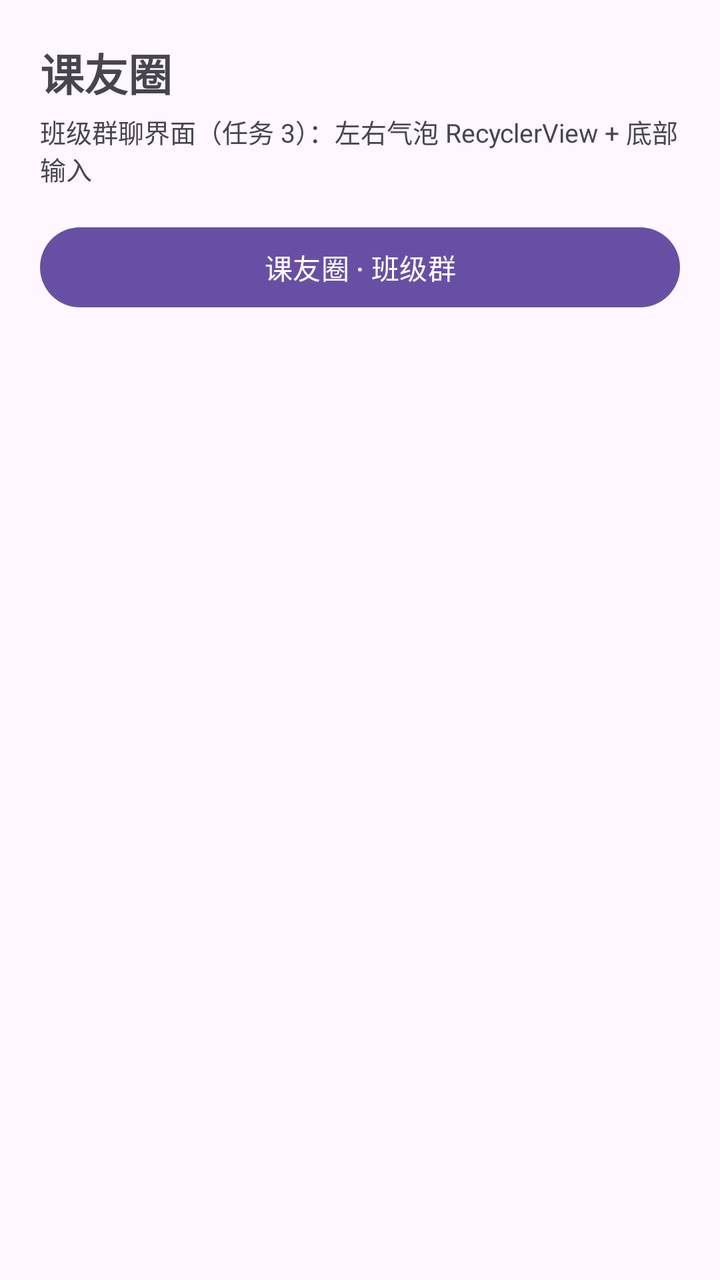
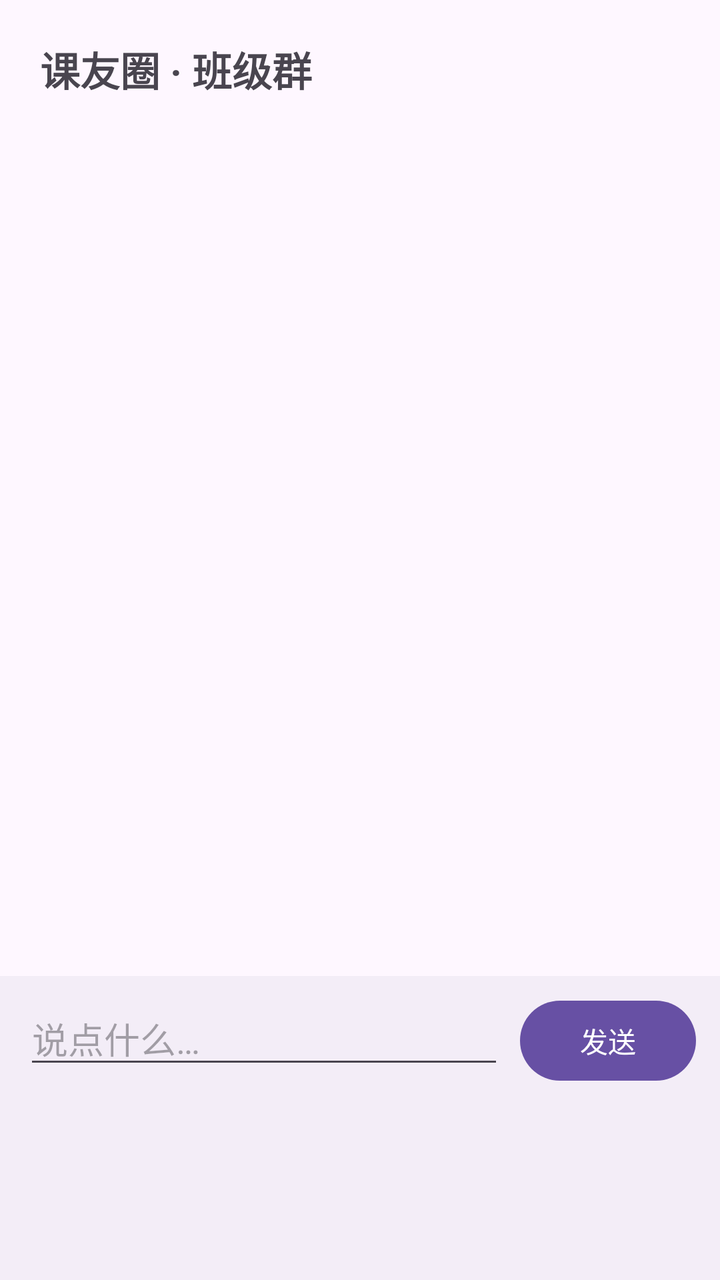

Two renders of the same Android screen: before a commit and after it. Below are the layout's source before the change and the commit's diff.
<!-- AndroidManifest.xml: application theme Theme.Keyou -->
<!-- res/layout/page_chat.xml -->
<?xml version="1.0" encoding="utf-8"?>
<ScrollView xmlns:android="http://schemas.android.com/apk/res/android"
    android:layout_width="match_parent"
    android:layout_height="match_parent"
    android:padding="20dp"
    android:paddingBottom="104dp"
    android:fillViewport="true">

    <LinearLayout
        android:layout_width="match_parent"
        android:layout_height="wrap_content"
        android:orientation="vertical">

        <TextView
            android:layout_width="wrap_content"
            android:layout_height="wrap_content"
            android:text="@string/nav_chat"
            android:textSize="22sp"
            android:textStyle="bold"
            android:layout_marginBottom="4dp" />

        <TextView
            android:layout_width="wrap_content"
            android:layout_height="wrap_content"
            android:text="@string/chat_tab_desc"
            android:textSize="13sp"
            android:textColor="?attr/colorOnSurfaceVariant"
            android:layout_marginBottom="16dp" />

        <Button
            android:id="@+id/btn_chat"
            android:layout_width="match_parent"
            android:layout_height="wrap_content"
            android:text="@string/chat_title" />

    </LinearLayout>
</ScrollView>
<!-- resources referenced by this layout -->
<resources>
  <string name="chat_tab_desc">班级群聊界面（任务 3）：左右气泡 RecyclerView + 底部输入</string>
  <string name="chat_title">课友圈 · 班级群</string>
  <string name="nav_chat">课友圈</string>
  <style name="Theme.Keyou" parent="Theme.Material3.DayNight.NoActionBar" />
</resources>

<!-- the commit's change to res/layout/page_chat.xml (unified diff, before → after) -->
@@ -1,37 +1,53 @@
 <?xml version="1.0" encoding="utf-8"?>
-<ScrollView xmlns:android="http://schemas.android.com/apk/res/android"
+<LinearLayout xmlns:android="http://schemas.android.com/apk/res/android"
     android:layout_width="match_parent"
     android:layout_height="match_parent"
-    android:padding="20dp"
-    android:paddingBottom="104dp"
-    android:fillViewport="true">
+    android:orientation="vertical">
 
+    <TextView
+        android:layout_width="wrap_content"
+        android:layout_height="wrap_content"
+        android:paddingHorizontal="20dp"
+        android:paddingTop="20dp"
+        android:paddingBottom="8dp"
+        android:text="@string/chat_title"
+        android:textSize="20sp"
+        android:textStyle="bold" />
+
+    <androidx.recyclerview.widget.RecyclerView
+        android:id="@+id/rv_messages"
+        android:layout_width="match_parent"
+        android:layout_height="0dp"
+        android:layout_weight="1"
+        android:clipToPadding="false"
+        android:padding="16dp" />
+
+    
     <LinearLayout
         android:layout_width="match_parent"
         android:layout_height="wrap_content"
-        android:orientation="vertical">
+        android:orientation="horizontal"
+        android:paddingHorizontal="12dp"
+        android:paddingTop="8dp"
+        android:paddingBottom="96dp"
+        android:background="?attr/colorSurfaceContainer">
 
-        <TextView
+        <EditText
+            android:id="@+id/et_message"
+            android:layout_width="0dp"
+            android:layout_height="wrap_content"
+            android:layout_weight="1"
+            android:hint="@string/chat_input_hint"
+            android:imeOptions="actionSend"
+            android:inputType="text"
+            android:maxLines="1"
+            android:layout_marginEnd="8dp" />
+
+        <Button
+            android:id="@+id/btn_send"
             android:layout_width="wrap_content"
             android:layout_height="wrap_content"
-            android:text="@string/nav_chat"
-            android:textSize="22sp"
-            android:textStyle="bold"
-            android:layout_marginBottom="4dp" />
+            android:text="@string/chat_send" />
+    </LinearLayout>
 
-        <TextView
-            android:layout_width="wrap_content"
-            android:layout_height="wrap_content"
-            android:text="@string/chat_tab_desc"
-            android:textSize="13sp"
-            android:textColor="?attr/colorOnSurfaceVariant"
-            android:layout_marginBottom="16dp" />
-
-        <Button
-            android:id="@+id/btn_chat"
-            android:layout_width="match_parent"
-            android:layout_height="wrap_content"
-            android:text="@string/chat_title" />
-
-    </LinearLayout>
-</ScrollView>
+</LinearLayout>
<!-- resource entries referenced after the edit -->
@@ -1,8 +1,8 @@
 <!-- resources referenced by this layout -->
 <resources>
-  <string name="chat_tab_desc">班级群聊界面（任务 3）：左右气泡 RecyclerView + 底部输入</string>
+  <string name="chat_input_hint">说点什么…</string>
+  <string name="chat_send">发送</string>
   <string name="chat_title">课友圈 · 班级群</string>
-  <string name="nav_chat">课友圈</string>
   <style name="Theme.Keyou" parent="Theme.Material3.DayNight.NoActionBar" />
 </resources>
 
